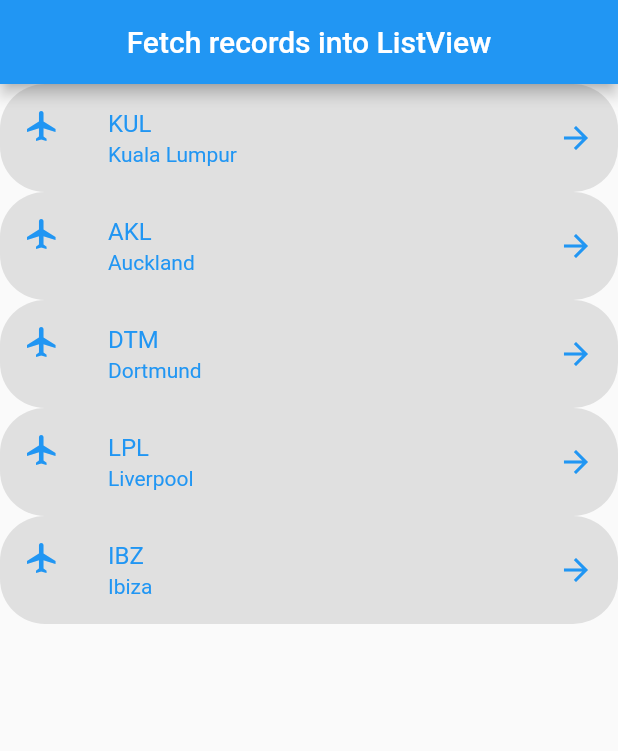
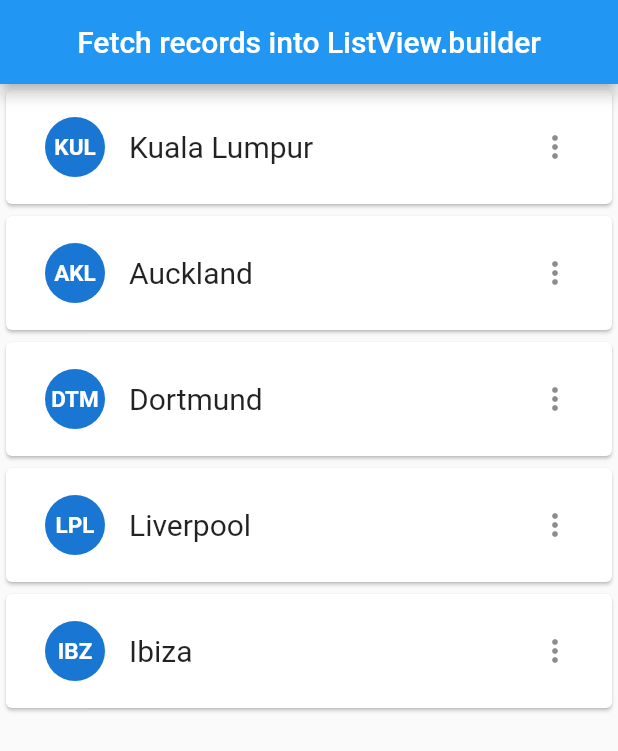
Before and after one commit to apikmeister/stateful_prac, a Flutter app: the screen it shows after launch, on a phone screen of 412 x 824 dp. Shown: the top 751 px of the screen. Run offline on Flutter 3.47's test engine with Material 2 defaults, Android fonts, the phone set to English and light mode, and no system bars.

Commit message:
Refactor ListView to use ListView.builder

```diff
--- a/lib/main.dart
+++ b/lib/main.dart
@@ -8,6 +8,8 @@ import 'package:flutter/material.dart';
 void main() => runApp(MyApp());
 
 class MyApp extends StatelessWidget {
+  String cityDetail = "";
+
   List<City> city = [
     City(code: "KUL", cityName: "Kuala Lumpur"),
     City(code: "AKL", cityName: "Auckland"),
@@ -22,21 +24,40 @@ class MyApp extends StatelessWidget {
       title: 'MyApp',
       home: Scaffold(
           appBar: AppBar(
-            title: Text('Fetch records into ListView'),
+            title: Text('Fetch records into ListView.builder'),
             centerTitle: true,
           ),
-          body: ListView(
-            children: city.map((e) {
-              return ListTile(
-                  shape: RoundedRectangleBorder(
-                      borderRadius: BorderRadius.circular(30)),
-                  selectedTileColor: Colors.grey[300],
-                  selected: true,
-                  leading: Icon(Icons.flight),
-                  title: Text(e.code),
-                  subtitle: Text(e.cityName),
-                  trailing: Icon(Icons.arrow_forward));
-            }).toList(),
+          body: ListView.builder(
+            itemCount: city.length,
+            itemBuilder: (context, index) {
+              return Card(
+                child: Padding(
+                  padding: EdgeInsets.all(10),
+                  child: ListTile(
+                    leading: CircleAvatar(
+                      child: Text(
+                        city[index].code,
+                        style: TextStyle(
+                          fontSize: 15,
+                          fontWeight: FontWeight.bold,
+                        ),
+                      ),
+                    ),
+                    title: Text(
+                      city[index].cityName,
+                      style: TextStyle(
+                        fontSize: 20,
+                      ),
+                    ),
+                    trailing: Icon(Icons.more_vert),
+                    onTap: () {
+                      cityDetail = city[index].cityName;
+                      print('You tapped on $cityDetail');
+                    },
+                  ),
+                ),
+              );
+            },
           )),
     );
   }
```
